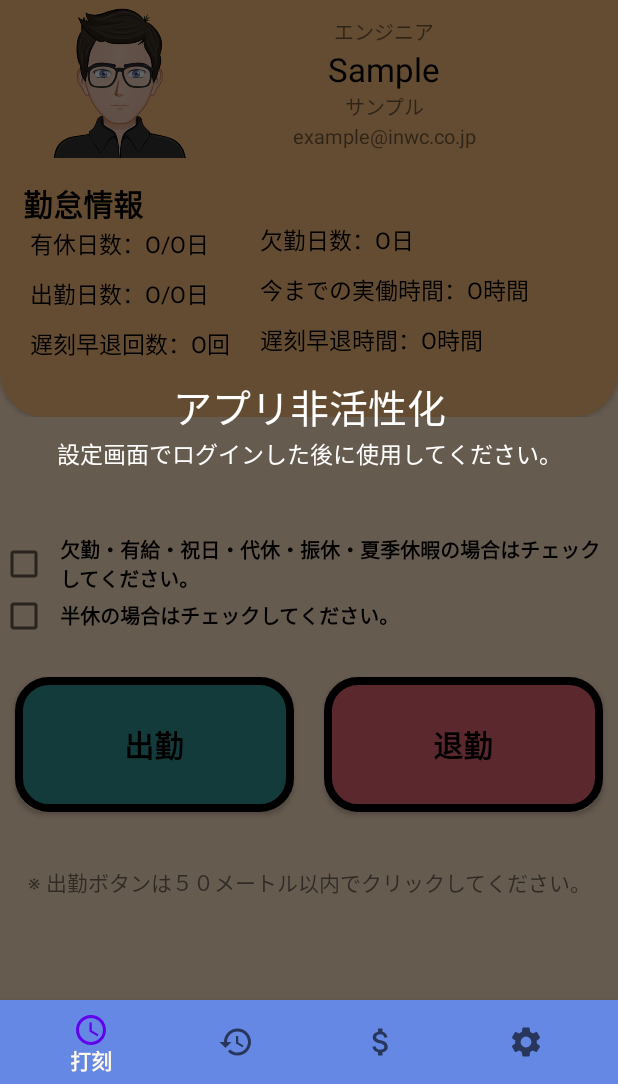
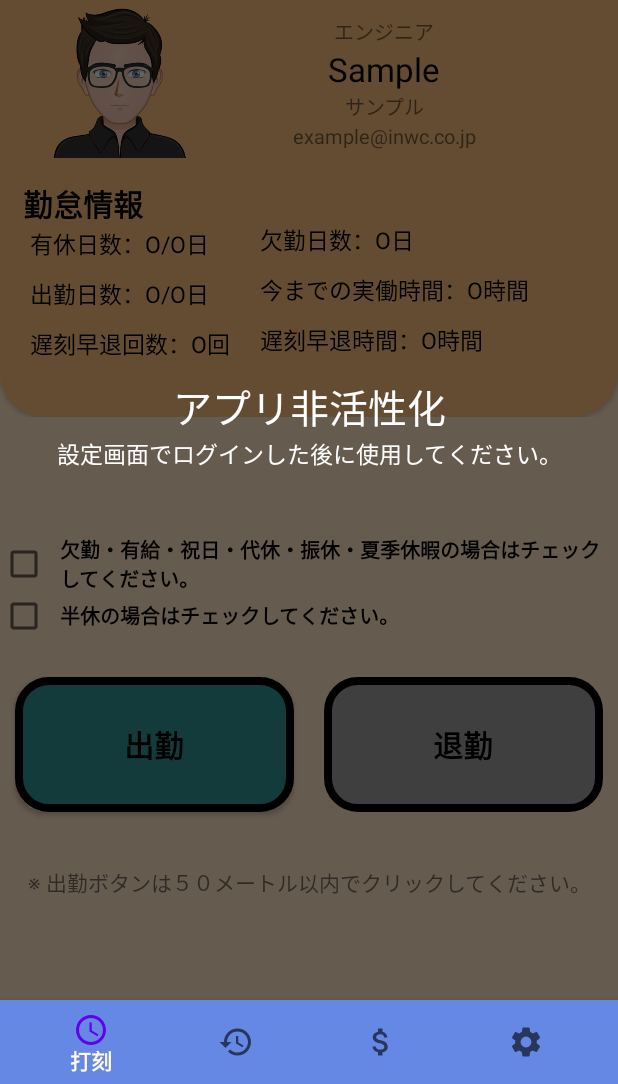
Before and after one commit to MikeHyungiLee/commuting_management_app_kotlin, an Android app: the screen it shows after launch (MainActivity), on a phone screen of 412 x 824 dp, the part 152-1236 px from its top. Run offline under Robolectric (Android 15) with nearby library versions, the phone set to English and light mode, and no system bars; our stand-ins replace Firebase (no records; nobody signed in at launch, a user with empty details on screens opened directly), Room's generated code, navigation-ui; libraries missing offline, so code that uses them is left out: com.facebook.stetho; 1 statement that could not run was skipped.

Commit message:
[add/update] 出勤・退勤ボタンのイベント処理の修正/打刻履歴画面のレイアウトの修正しました。

```diff
--- a/app/src/main/java/com/hyungilee/commutingmanagement/ui/commutingtimeregistration/CommutingTimeRegistrationFragment.kt
+++ b/app/src/main/java/com/hyungilee/commutingmanagement/ui/commutingtimeregistration/CommutingTimeRegistrationFragment.kt
@@ -4,6 +4,7 @@ import android.Manifest
 import android.content.Context.LOCATION_SERVICE
 import android.content.Intent
 import android.content.pm.PackageManager
+import android.graphics.Color
 import android.location.Location
 import android.location.LocationListener
 import android.location.LocationManager
@@ -35,8 +36,12 @@ import com.hyungilee.commutingmanagement.data.entity.CommutingData
 import com.hyungilee.commutingmanagement.data.repository.CommutingDatabaseRepository
 import com.hyungilee.commutingmanagement.ui.setting.models.CommuteData
 import com.hyungilee.commutingmanagement.ui.setting.models.User
+import com.hyungilee.commutingmanagement.utils.Constants
+import com.hyungilee.commutingmanagement.utils.Constants.CURRENT_DATE
+import com.hyungilee.commutingmanagement.utils.Constants.START_WORK_BTN_TAG
 import com.hyungilee.commutingmanagement.utils.CurrentDateTime
 import com.hyungilee.commutingmanagement.utils.GPSLocation
+import com.hyungilee.commutingmanagement.utils.ModelPreferencesManager
 
 class CommutingTimeRegistrationFragment :
     Fragment(), AdapterView.OnItemSelectedListener, LocationListener {
@@ -91,6 +96,9 @@ class CommutingTimeRegistrationFragment :
         inflater: LayoutInflater, container: ViewGroup?,
         savedInstanceState: Bundle?
     ): View? {
+        //　初期画面が起動する時にアプリ内に現在の日付情報をSharedPreferenceに保存します。
+        ModelPreferencesManager.with(requireActivity().application)
+        ModelPreferencesManager.putStringVal(CurrentDateTime.getCurrentDate(), Constants.CURRENT_DATE)
         val view = inflater.inflate(R.layout.commuting_time_registration_fragment, container, false)
         // Spinnerを初期化
         spinner = view.findViewById(R.id.option1_spinner)
@@ -137,6 +145,8 @@ class CommutingTimeRegistrationFragment :
 
         // 現場の位置情報初期化
         initWorkLocation()
+        // 出勤・退勤ボタンの初期化
+        initStartEndWorkBtnStatus()
 
         // 出勤ボタンのクリックイベント処理
         startWorkBtn.setOnClickListener {
@@ -202,6 +212,42 @@ class CommutingTimeRegistrationFragment :
                     numOfLatenessAndEarlyLeavingHours.text = getString(R.string.with_hour, latPlusEarlyLeavingHours.toString())
                 }
             }
+        }
+    }
+
+    // 出勤・退勤ボタンの初期状態
+    private fun initStartLeaveBtnStatus(){
+        startWorkBtn.isEnabled = true
+        leaveWorkBtn.isEnabled = false
+        leaveWorkBtn.setBackgroundResource(R.drawable.inactive_button_rounded_shape)
+    }
+
+    // 出勤した後の退勤ボタンの状態
+    private fun initLeaveWorkBtnStatus(){
+        startWorkBtn.isEnabled = false
+        startWorkBtn.setBackgroundResource(R.drawable.inactive_button_rounded_shape)
+        leaveWorkBtn.isEnabled = true
+        leaveWorkBtn.setBackgroundResource(R.drawable.end_time_button_rounded_shape)
+    }
+
+    private fun initStartEndWorkBtnStatus(){
+        // 現在の日付とアプリ内で保存されている日付を比較して違う場合()
+        val currentDate = CurrentDateTime.getCurrentDate()
+        val savedDate = ModelPreferencesManager.getStringVal(CURRENT_DATE)
+        val startWorkBtnTag = ModelPreferencesManager.getIntVal(START_WORK_BTN_TAG)
+        // 現在の日付とSharedPreference上の日付が違う場合
+        if (currentDate != savedDate) {
+            // 新しくボタンの状態を初期化します。
+            initStartLeaveBtnStatus()
+        }
+        // 出勤処理しなかった場合
+        if(startWorkBtnTag != 1) {
+            // 新しくボタンの状態を初期化します。
+            initStartLeaveBtnStatus()
+        // 出勤処理した場合
+        }else{
+            // 退勤ボタンの状態を変更します。
+            initLeaveWorkBtnStatus()
         }
     }
 
@@ -294,9 +340,10 @@ class CommutingTimeRegistrationFragment :
                         "00:00",
                         "00:00"
                     )
-                    Toast.makeText(requireContext(),commutingData.toString(),Toast.LENGTH_LONG).show()
                     viewModel.saveCommutingData(commutingData)
-
+                    ModelPreferencesManager.putIntVal(1, START_WORK_BTN_TAG)
+                    // 退勤ボタンの状態を初期化する
+                    initLeaveWorkBtnStatus()
                 }
             }
         }
--- a/app/src/main/java/com/hyungilee/commutingmanagement/ui/setting/SettingFragment.kt
+++ b/app/src/main/java/com/hyungilee/commutingmanagement/ui/setting/SettingFragment.kt
@@ -21,6 +21,7 @@ import com.hyungilee.commutingmanagement.ui.login.LoginActivity
 import com.hyungilee.commutingmanagement.ui.setting.models.CommuteData
 import com.hyungilee.commutingmanagement.ui.setting.models.User
 import com.hyungilee.commutingmanagement.utils.Constants
+import com.hyungilee.commutingmanagement.utils.Constants.CURRENT_DATE
 import com.hyungilee.commutingmanagement.utils.CurrentDateTime
 import com.hyungilee.commutingmanagement.utils.ModelPreferencesManager
 import kotlinx.android.synthetic.main.setting_fragment.*
--- a/app/src/main/java/com/hyungilee/commutingmanagement/utils/CurrentDateTime.kt
+++ b/app/src/main/java/com/hyungilee/commutingmanagement/utils/CurrentDateTime.kt
@@ -17,7 +17,11 @@ class CurrentDateTime {
         }
 
         fun getCurrentTime(): String{
-            return createdAt.format(DateTimeFormatter.ISO_LOCAL_TIME)
+            val currentTime = createdAt.format(DateTimeFormatter.ISO_LOCAL_TIME)
+            val firstSubset = currentTime.substringBefore(":")
+            val otherSubsets = currentTime.substringAfter(":")
+            val otherFirstSubset = otherSubsets.substringBefore(":")
+            return "$firstSubset:$otherFirstSubset"
         }
 
     }
--- /dev/null
+++ b/app/src/main/res/drawable/inactive_button_rounded_shape.xml
@@ -0,0 +1,18 @@
+<?xml version="1.0" encoding="utf-8"?>
+<shape
+    xmlns:android="http://schemas.android.com/apk/res/android"
+    android:shape="rectangle">
+
+    <stroke
+        android:color="@color/colorBlack"
+        android:width="5dp">
+    </stroke>
+
+    <corners
+        android:radius="20dp">
+    </corners>
+
+    <solid
+        android:color="@color/grey_500">
+    </solid>
+</shape>
--- a/app/src/main/res/layout/commuting_time_history_fragment.xml
+++ b/app/src/main/res/layout/commuting_time_history_fragment.xml
@@ -8,7 +8,7 @@
 
     <LinearLayout
         android:layout_width="match_parent"
-        android:layout_height="wrap_content"
+        android:layout_height="match_parent"
         android:orientation="vertical"
         android:background="@color/kDarkYellow"
         android:weightSum="8">
```
Also changed, not shown: app/src/main/java/com/hyungilee/commutingmanagement/ui/commutingdatahistory/CommutingDataHistoryFragment.kt (+15 -4 lines), app/src/main/java/com/hyungilee/commutingmanagement/ui/commutingdatahistory/adapter/CommutingDataHistoryBindAdapter.kt (+8 -1 lines), app/src/main/java/com/hyungilee/commutingmanagement/ui/commutingdatahistory/adapter/CommutingDataHistoryRecyclerViewClickListener.kt (added, +10 -0 lines), app/src/main/java/com/hyungilee/commutingmanagement/utils/Constants.kt (+8 -3 lines), app/src/main/res/layout/recyclerview_commuting_data.xml (+8 -8 lines).
